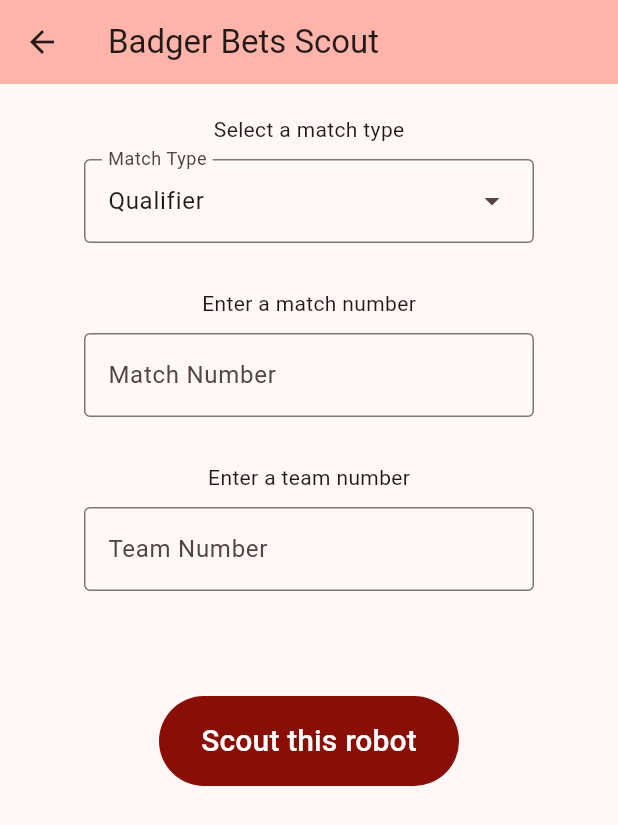
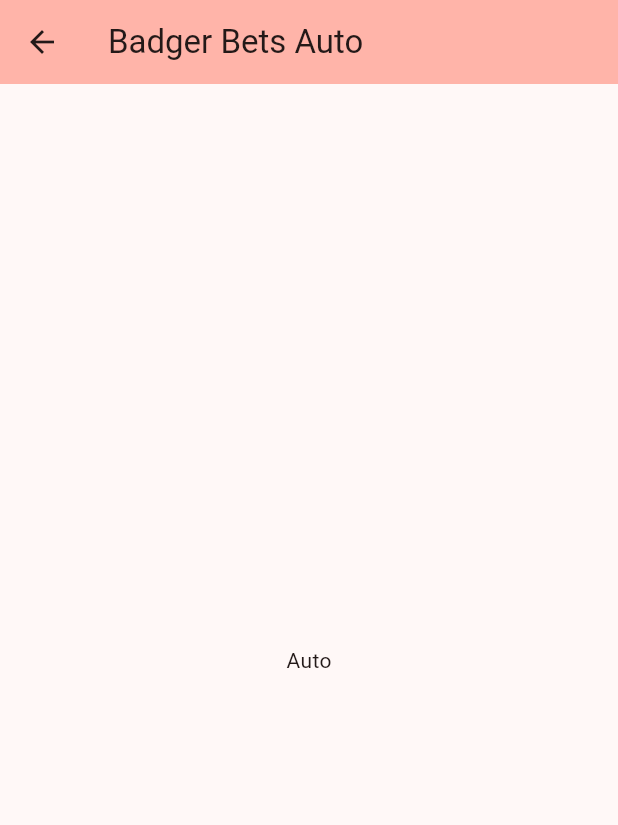
Before and after one commit to team1306/BadgerBetsV2, a Flutter app: the Scout screen opened directly, after a tap on "Scout this robot", on a phone screen of 412 x 824 dp. Shown: the top 825 px of the screen. Run offline on Flutter 3.47's test engine with Material 3 defaults, Android fonts, the phone set to English and light mode, and no system bars.

Commit message:
new auto page

```diff
--- /dev/null
+++ b/lib/auto.dart
@@ -0,0 +1,23 @@
+import 'package:flutter/material.dart';
+import 'package:bbotsscoutingapp2025/Constants.dart';
+class Auto extends StatefulWidget {
+  const Auto({super.key});
+
+  @override
+  State<StatefulWidget> createState() => AutoState();
+}
+
+class AutoState extends State<Auto> {
+  @override
+  Widget build(BuildContext context) {
+    return Scaffold(
+      appBar: AppBar(
+        title: Text("${Constants.appTitle} Auto"),
+        backgroundColor: Theme.of(context).colorScheme.inversePrimary,
+      ),
+      body: Center(
+        child: Text("Auto"),
+      ),
+    );
+  }
+}
--- a/lib/scout.dart
+++ b/lib/scout.dart
@@ -1,4 +1,5 @@
 import 'package:bbotsscoutingapp2025/Constants.dart';
+import 'package:bbotsscoutingapp2025/auto.dart';
 import 'package:bbotsscoutingapp2025/match_type.dart';
 import 'package:flutter/material.dart';
 import 'package:flutter/services.dart';
@@ -67,7 +68,10 @@ class PreMatchState extends State<Scout> {
               teamNumberInput,
               SizedBox(height: 50),
               TextButton(
-                onPressed: () {},
+                onPressed: () {
+
+                 Navigator.push(context, MaterialPageRoute(builder: (context) => Auto()));
+                },
                 style: ButtonStyle(
                   backgroundColor: WidgetStateColor.resolveWith((states) => const Color.fromARGB(255, 137, 14, 5)),
                   minimumSize: WidgetStatePropertyAll(Size(200, 60)),
```
